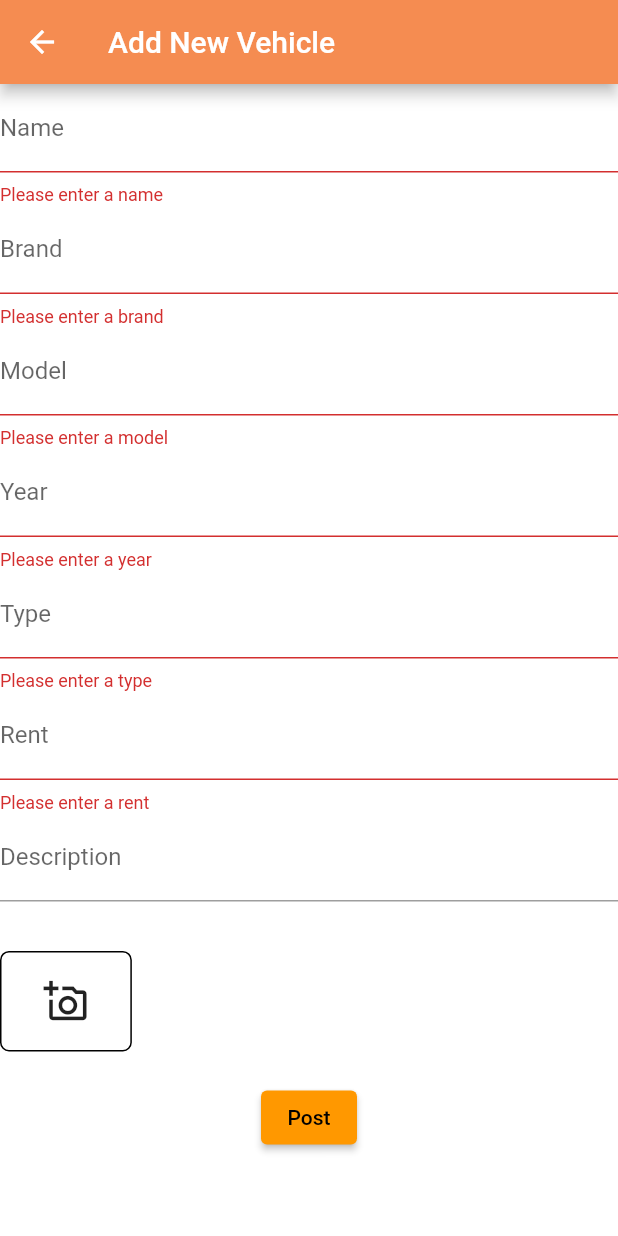
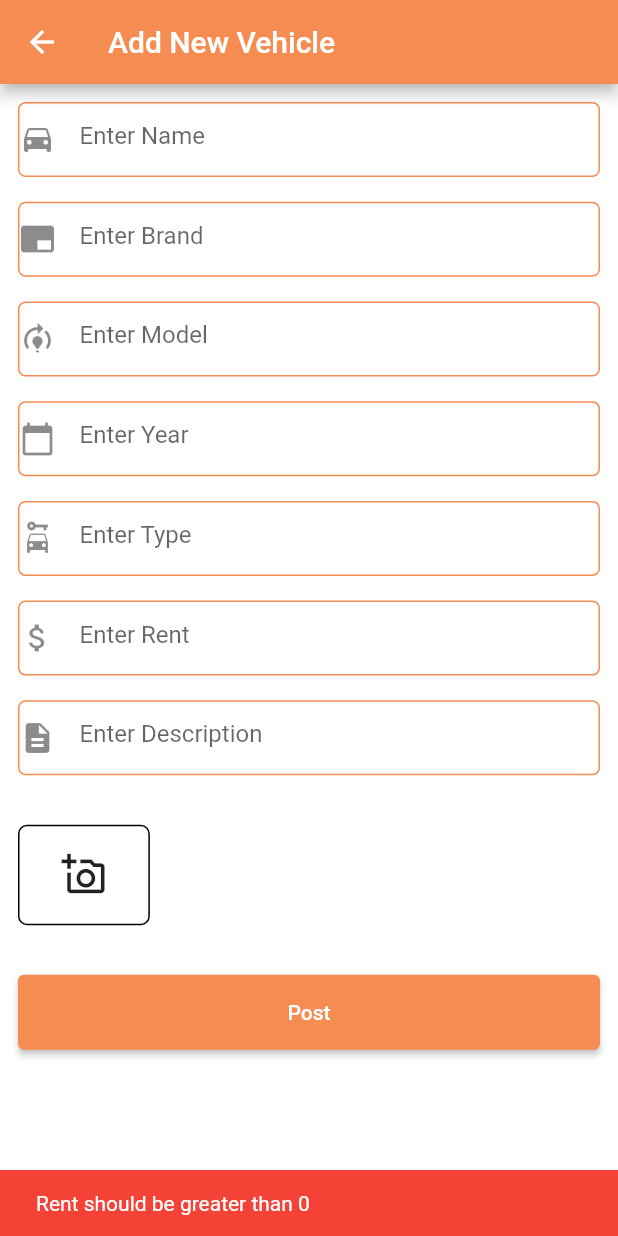
Before and after one commit to hamzasiddiqui97/Adventour-Guide-FYP, a Flutter app: the AddNewVehiclePage screen opened directly with empty values, after a tap on "Post", on a phone screen of 412 x 824 dp. Run offline on Flutter 3.47's test engine with Material 2 defaults, Android fonts, the phone set to English and light mode, and no system bars; our stand-ins replace cached_network_image, cloud_firestore, dio, firebase_auth, firebase_core, firebase_database and 19 more; missing offline and left inert: flutter_google_places, flutter_polyline_points, google_api_headers, google_directions_api, google_maps_webservice; accounts and stored records are empty; project files that could hold a hidden picture were left out.

Commit message:
UI changes and transport validation

```diff
--- a/lib/pages/add_new_vehicle_page.dart
+++ b/lib/pages/add_new_vehicle_page.dart
@@ -9,7 +9,9 @@ import 'package:responsive_sizer/responsive_sizer.dart';
 
 import '../core/constant/color_constants.dart';
 import '../model/firebase_reference.dart';
+import '../snackbar_utils.dart';
 import '../widgets/myContainer.dart';
+import '../widgets/myTextField.dart';
 
 class AddNewVehiclePage extends StatefulWidget {
   final String uid;
@@ -33,6 +35,14 @@ class _AddNewVehiclePageState extends State<AddNewVehiclePage> {
   double _rent = 0.0;
   File? vehicleImageFile;
   String vehicleImagePath = '';
+
+  final TextEditingController nameController = TextEditingController();
+  final TextEditingController brandController = TextEditingController();
+  final TextEditingController modelController = TextEditingController();
+  final TextEditingController yearController = TextEditingController();
+  final TextEditingController typeController = TextEditingController();
+  final TextEditingController rentController = TextEditingController();
+  final TextEditingController descriptionController = TextEditingController();
 
   final picker = ImagePicker();
 
@@ -85,162 +95,158 @@ class _AddNewVehiclePageState extends State<AddNewVehiclePage> {
         isUploading = false; // End the upload
       });
     }
+
   }
 
   @override
   Widget build(BuildContext context) {
+    bool isNumeric(String s) {
+      if (s == null) {
+        return false;
+      }
+      return double.tryParse(s) != null;
+    }
+
     return Scaffold(
       appBar: AppBar(
         backgroundColor: ColorPalette.secondaryColor,
         foregroundColor: ColorPalette.primaryColor,
         title: const Text('Add New Vehicle'),
       ),
-      body: SingleChildScrollView(
+      body:
+      SingleChildScrollView(
+      child: Padding(
+
+        padding: const EdgeInsets.all(12.0),
         child: Form(
         key: _formKey,
         child: Column(
           crossAxisAlignment: CrossAxisAlignment.start,
           children: [
-              TextFormField(
-                decoration: const InputDecoration(
-                  labelText: 'Name',
+            MyTextField(
+              borderColor: ColorPalette.secondaryColor,
+
+              controller: nameController,
+              hint: 'Enter Name',
+              icon: const Icon(Icons.drive_eta),
+              onEditingComplete: () {
+                setState(() {
+                  _name = nameController.text;
+                });
+              },
             ),
+            SizedBox(height :2.h),
+            MyTextField(
+              borderColor: ColorPalette.secondaryColor,
+              controller: brandController,
+              hint: 'Enter Brand',
+              icon: const Icon(Icons.branding_watermark),
+              onEditingComplete: () {
+                setState(() {
+                  _brand = brandController.text;
+                });
+              },
+            ),
+            SizedBox(height :2.h),
+            MyTextField(
+              borderColor: ColorPalette.secondaryColor,
+              controller: modelController,
+              hint: 'Enter Model',
+              icon: const Icon(Icons.model_training),
+              onEditingComplete: () {
+                setState(() {
+                  _model = modelController.text;
+                });
+              },
+            ),
+            SizedBox(height :2.h),
+
+            MyTextField(
+              borderColor: ColorPalette.secondaryColor,
+              controller: yearController,
+              keyboardType: TextInputType.number,
+              hint: 'Enter Year',
+              icon: const Icon(Icons.calendar_today),
               validator: (value) {
                 if (value == null || value.isEmpty) {
-                    return 'Please enter a name';
+                  return 'Please enter a year';
+                } else if (!isNumeric(value)) {
+                  return 'Please enter a valid year';
+                } else if (int.parse(value) < 1886 || int.parse(value) > DateTime.now().year) {
+                  return 'Please enter a year between 1886 and ${DateTime.now().year}';
                 }
                 return null;
               },
-                onChanged: (value) {
+              onEditingComplete: () {
+                if (_formKey.currentState!.validate()) {
                   setState(() {
-                    _name = value;
+                    _year = int.parse(yearController.text);
+                  });
+                }
+              },
+            ),
+
+            SizedBox(height :2.h),
+            MyTextField(
+              borderColor: ColorPalette.secondaryColor,
+              controller: typeController,
+              hint: 'Enter Type',
+              icon: Icon(Icons.car_rental),
+              onEditingComplete: () {
+                setState(() {
+                  _type = typeController.text;
                 });
               },
             ),
-              TextFormField(
-                decoration: const InputDecoration(
-                  labelText: 'Brand',
-                ),
-                validator: (value) {
-                  if (value == null || value.isEmpty) {
-                    return 'Please enter a brand';
+            SizedBox(height :2.h),
+
+            MyTextField(
+              borderColor: ColorPalette.secondaryColor,
+              controller: rentController,
+              keyboardType: TextInputType.number,
+              hint: 'Enter Rent',
+              icon: const Icon(Icons.attach_money),
+              onEditingComplete: () {
+                setState(() {
+                  double enteredRent = double.tryParse(rentController.text) ?? 0.0;
+                  if (enteredRent <= 0) {
+                    // Display an error message or take appropriate action
+                    Utils.showSnackBar('Rent should be greater than 0', false);
+                  } else {
+                    _rent = enteredRent;
                   }
-                  return null;
-                },
-                onChanged: (value) {
-                  setState(() {
-                    _brand = value;
                 });
               },
             ),
-              TextFormField(
-                decoration: const InputDecoration(
-                  labelText: 'Model',
-                ),
-                validator: (value) {
-                  if (value == null || value.isEmpty) {
-                    return 'Please enter a model';
-                  }
-                  return null;
-                },
-                onChanged: (value) {
+
+            SizedBox(height :2.h),
+
+            MyTextField(
+              borderColor: ColorPalette.secondaryColor,
+
+              controller: descriptionController,
+              hint: 'Enter Description',
+              icon: const Icon(Icons.description),
+              onEditingComplete: () {
                 setState(() {
-                    _model = value;
+                  _description = descriptionController.text;
                 });
               },
             ),
-              TextFormField(
-                keyboardType: TextInputType.number,
-                decoration: const InputDecoration(
-                  labelText: 'Year',
-                ),
-                validator: (value) {
-                  if (value == null || value.isEmpty) {
-                    return 'Please enter a year';
-                  }
-                  return null;
-                },
-                onChanged: (value) {
-                  setState(() {
-                    _year = int.parse(value);
-                  });
-                },
-              ),
-              TextFormField(
-                decoration: const InputDecoration(
-                  labelText: 'Type',
-                ),
-                validator: (value) {
-                  if (value == null || value.isEmpty) {
-                    return 'Please enter a type';
-                  }
-                  return null;
-                },
-                onChanged: (value) {
-                  setState(() {
-                    _type = value;
-                  });
-                },
-              ),
-              TextFormField(
-                keyboardType: TextInputType.number,
-                decoration: const InputDecoration(
 
-                  labelText: 'Rent',
-
-                ),
-                validator: (value) {
-                  if (value == null || value.isEmpty) {
-                    return 'Please enter a rent';
-                  }
-                  return null;
-                },
-                onChanged: (value) {
-                  setState(() {
-                    _rent =  double.parse(value);
-                  });
-                },
-              ),
-              // TextFormField(
-              //   decoration: const InputDecoration(
-              //     labelText: 'Image URL',
-              //   ),
-              //   validator: (value) {
-              //     if (value == null || value.isEmpty) {
-              //       return 'Please enter an image URL';
-              //     }
-              //     return null;
-              //   },
-              //   onChanged: (value) {
-              //     setState(() {
-              //       _imageUrl = value;
-              //     });
-              //   },
-              // ),
-              TextFormField(
-                decoration: const InputDecoration(
-                  labelText: 'Description',
-                ),
-                onChanged: (value) {
-                  setState(() {
-                    _description = value;
-                  });
-                },
-              ),
             SizedBox(height: 4.h),
             GestureDetector(
               onTap: () {
                 getVehicleImage();
-                  // captureImage();
-                  // print(image1!.path);
               },
               child: MyContainer(
-                  // onTap: (){},
                 height: 66.h,
                 width: 80.w,
                 radius: 10,
                 borderColor: ColorPalette.textColor,
-                  child: vehicleImageFile == null
+                child: isUploading
+                    ? CircularProgressIndicator() // Show loading spinner when uploading
+                    : vehicleImageFile == null
                     ? const Icon(Icons.add_a_photo_outlined, size: 30)
                     : Image.file(
                   vehicleImageFile!,
@@ -248,39 +254,75 @@ class _AddNewVehiclePageState extends State<AddNewVehiclePage> {
                 ),
               ),
             ),
-              const SizedBox(height: 20),
-              Center(
+
+
+            SizedBox(height: 4.h),
+
+            SizedBox(
+
+              width: MediaQuery.of(context).size.width,
+              height: 50,
+              child:
+
+              SizedBox(
+                width: MediaQuery.of(context).size.width,
+                height: 50,
                 child: ElevatedButton(
-                  onPressed: isUploading ? null: () {
+                  style: ButtonStyle(
+                    backgroundColor: MaterialStateProperty.all(ColorPalette.secondaryColor),
+                    foregroundColor: MaterialStateProperty.all(ColorPalette.primaryColor),
+                  ),
+                  onPressed: isUploading
+                      ? null
+                      : () {
                     String uid = FirebaseAuth.instance.currentUser!.uid;
+                    String name = nameController.text.toString();
+                    String brand = brandController.text.toString();
+                    String year = yearController.text.toString();
+                    String type = typeController.text.toString();
+                    String model = modelController.text.toString();
+                    String rent = rentController.text.toString();
+                    String description = descriptionController.text.toString();
 
-                    if (_formKey.currentState?.validate() ?? false && vehicleImagePath.isNotEmpty) {
+                    if (rent.isEmpty || double.parse(rent) <= 0) {
+                      Utils.showSnackBar('Rent should be greater than 0', false);
+                    } else if (name.isEmpty ||
+                        brand.isEmpty ||
+                        year.isEmpty ||
+                        type.isEmpty ||
+                        model.isEmpty ||
+                        description.isEmpty) {
+                      Utils.showSnackBar('Please fill in all fields', false);
+                    } else {
                       // Save the new vehicle to the database
                       VehicleModel newVehicle = VehicleModel(
-                        id:uid ,
-                        ownerId:
-                        uid, // Replace this with the actual ownerId from Firebase Authentication
-                        name: _name,
-                        brand: _brand,
-                        year: _year.toString(),
-                        type: _type,
-                        model: _model,
-                        rent: _rent.toString(),
+                        id: uid,
+                        ownerId: uid,
+                        name: name,
+                        brand: brand,
+                        year: year,
+                        type: type,
+                        model: model,
+                        rent: rent,
                         imageUrl: vehicleImagePath,
-                        description: _description,
+                        description: description,
                       );
+
                       // Add the new vehicle to the database
-                      AddPlacesToFirebaseDb()
-                          .addVehicleToDatabase(uid, newVehicle);
+                      AddPlacesToFirebaseDb().addVehicleToDatabase(uid, newVehicle);
 
                       // Navigate back to the TransportOwnerDashboardPage
                       Navigator.pop(context);
                     }
-                  } ,
+                  },
                   child: const Text('Post'),
                 ),
               ),
-            ],
+            ),
+
+          ]
+
+            ),
           ),
       ),
       ),
--- a/lib/view/screens/pages/home_view.dart
+++ b/lib/view/screens/pages/home_view.dart
@@ -642,12 +642,7 @@ class _HomePageNavBarState extends State<HomePageNavBar> {
                       child: Obx(() {
                         // final vehicleList = Get.find<HotelOwnerController>().vehicleList;
                         if (hotelOwnerController.vehicleList.isEmpty) {
-                                            Future.delayed(const Duration(seconds: 5), () {
-                                              if(hotelOwnerController.vehicleList.isEmpty){
-                                                return Center(child: Text("No data available"));
-                                              }
-                                            });
-                                            return Center(child: CircularProgressIndicator()); // Show loading spinner when data is not yet fetched
+                          return Center(child: Text("No posts found")); // Show "No posts found" when the list is empty
                         } else {
                           return ListView.builder(
                             itemCount: hotelOwnerController.vehicleList.length,
@@ -704,7 +699,9 @@ class _HomePageNavBarState extends State<HomePageNavBar> {
             )
                 : const Center(
               child: Text(
-                                    'An error Occurred please try logging in again.')),
+                  'An error Occurred please try logging in again.'
+              ),
+            ),
           ),
         ),
       ),
--- a/lib/view/screens/views/addProperty.dart
+++ b/lib/view/screens/views/addProperty.dart
@@ -1621,6 +1621,7 @@ class _AddPostScreenState extends State<AddPostScreen> {
                                     ImageFile6!,
                                     fit: BoxFit.fill,
                                   ),
+
                           ),
                         ),
                         SizedBox(
```
Lines whose indentation alone changed are shown as unchanged.
